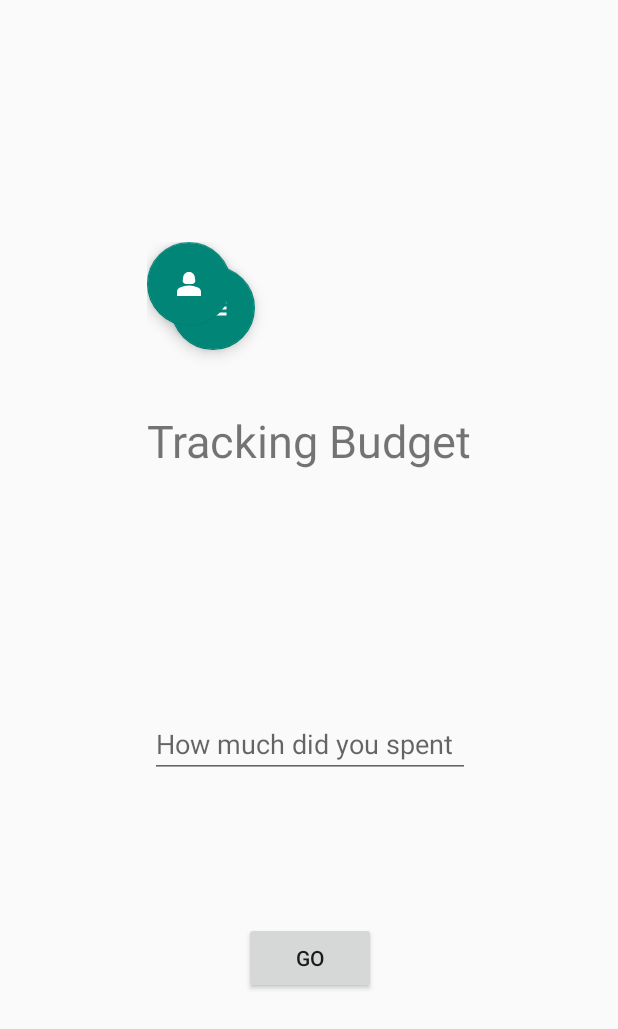
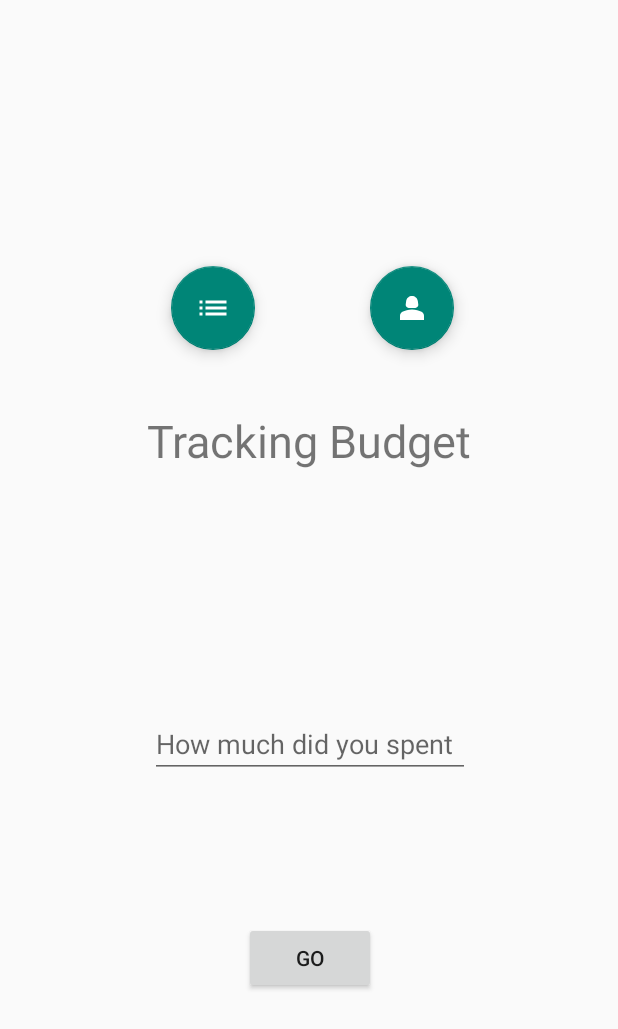
Before and after one commit to maarof36/SDN, an Android app: the fragment BudgetTrackingFragment placed in its activity, on a phone screen of 412 x 824 dp. Shown: the top 1029 px of the screen. Run offline under Robolectric (Android 15) with nearby library versions, the phone set to English and light mode, and no system bars; our stand-ins replace Firebase (no records; nobody signed in at launch, a user with empty details on screens opened directly).

```diff
--- a/app/src/main/java/com/example/sdn/LoginFragment.java
+++ b/app/src/main/java/com/example/sdn/LoginFragment.java
@@ -119,6 +119,7 @@ public class LoginFragment extends Fragment {
                             gotoTrackingBudget();
 
                         } else {
+                            Toast.makeText(getActivity(), "Check your info", Toast.LENGTH_SHORT).show();
 
                         }
                     }
--- a/app/src/main/res/layout/fragment_budget_tracking.xml
+++ b/app/src/main/res/layout/fragment_budget_tracking.xml
@@ -60,10 +60,12 @@
             android:id="@+id/floatingActionButton"
             android:layout_width="wrap_content"
             android:layout_height="wrap_content"
+            android:layout_marginTop="16dp"
+            android:layout_marginEnd="12dp"
             android:clickable="true"
             android:src="@drawable/baseline_person_2_24"
-            tools:layout_editor_absoluteX="343dp"
-            tools:layout_editor_absoluteY="16dp" />
+            app:layout_constraintEnd_toEndOf="parent"
+            app:layout_constraintTop_toTopOf="parent" />
 
     </androidx.constraintlayout.widget.ConstraintLayout>
 </FrameLayout>
```
